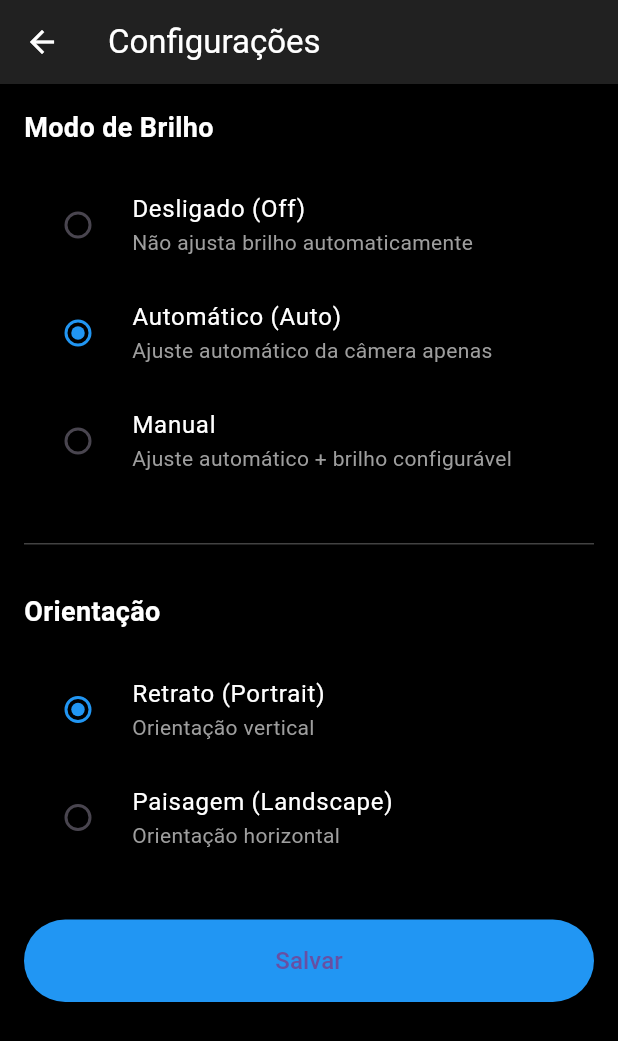
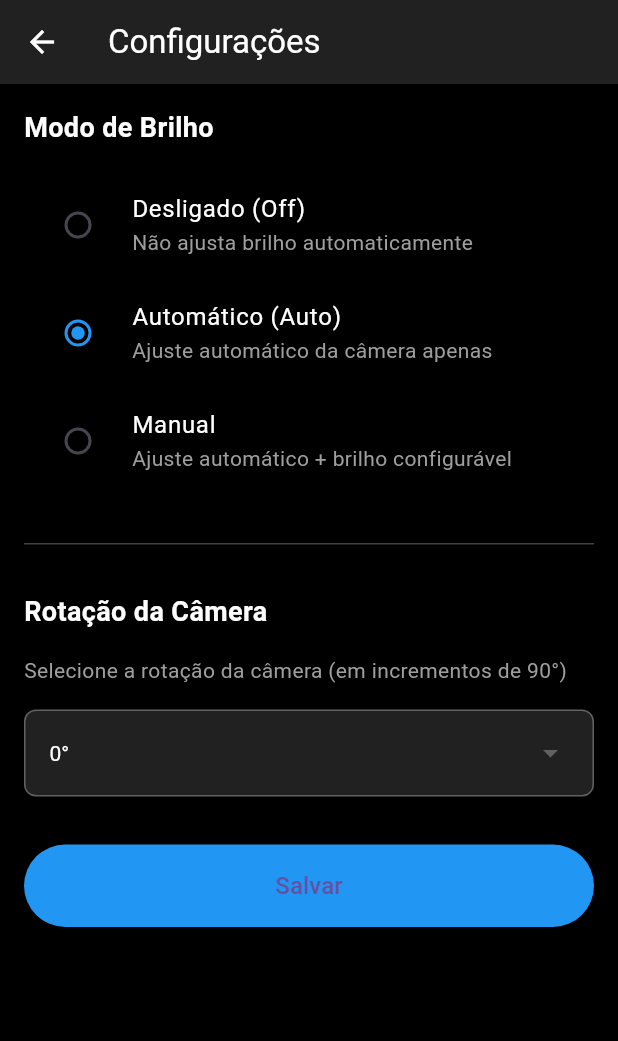
Before and after one commit to caio-pellegrini/appfacial, a Flutter app: the screen it shows after launch, after a tap on the "settings" icon, on a phone screen of 412 x 824 dp. Shown: the top 1041 px of the screen. Run offline on Flutter 3.47's test engine with Material 3 defaults, Android fonts, the phone set to English and light mode, and no system bars; our stand-ins replace shared_preferences; missing offline and left inert: camerawesome, google_mlkit_face_detection.

Commit message:
test: implement rotatebox, but have bugs in rotation

```diff
--- a/lib/main.dart
+++ b/lib/main.dart
@@ -57,19 +57,8 @@ extension MLKitUtils on AnalysisImage {
 void main() async {
   WidgetsFlutterBinding.ensureInitialized();
 
-  final prefs = await SharedPreferences.getInstance();
-  final orientationIndex =
-      prefs.getInt('appOrientation') ?? AppOrientation.portrait.index;
-  final savedOrientation = AppOrientation.values[orientationIndex];
-
-  if (savedOrientation == AppOrientation.portrait) {
-    SystemChrome.setPreferredOrientations([DeviceOrientation.portraitUp]);
-  } else {
-    SystemChrome.setPreferredOrientations([
-      DeviceOrientation.landscapeLeft,
-      DeviceOrientation.landscapeRight,
-    ]);
-  }
+  // Permitir rotação automática do dispositivo
+  // A rotação adicional configurável será aplicada via RotatedBox com _cameraRotate
 
   runApp(
     const MaterialApp(
@@ -131,7 +120,7 @@ class _FaceAwareCameraState extends State<FaceAwareCamera> {
 
   BrightnessModeConfig _brightnessMode = BrightnessModeConfig.auto;
   double _brightnessPercent = 0.0;
-  AppOrientation _currentOrientation = AppOrientation.portrait;
+  int _cameraRotate = 0;
 
   double _brightnessPercentToValue(double percent) {
     return ((percent + 100.0) / 200.0).clamp(0.0, 1.0);
@@ -159,28 +148,13 @@ class _FaceAwareCameraState extends State<FaceAwareCamera> {
     final prefs = await SharedPreferences.getInstance();
     final modeIndex = prefs.getInt('brightnessMode') ?? BrightnessModeConfig.auto.index;
     final brightnessPercent = prefs.getDouble('brightnessPercent') ?? 0.0;
-
-    final orientationIndex =
-        prefs.getInt('appOrientation') ?? AppOrientation.portrait.index;
+    final cameraRotate = prefs.getInt('cameraRotate') ?? 0;
 
     setState(() {
       _brightnessMode = BrightnessModeConfig.values[modeIndex];
       _brightnessPercent = brightnessPercent.clamp(-100.0, 100.0);
-      _currentOrientation = AppOrientation.values[orientationIndex];
+      _cameraRotate = cameraRotate.clamp(0, 3);
     });
-
-    _applyOrientation(_currentOrientation);
-  }
-
-  void _applyOrientation(AppOrientation orientation) {
-    if (orientation == AppOrientation.portrait) {
-      SystemChrome.setPreferredOrientations([DeviceOrientation.portraitUp]);
-    } else {
-      SystemChrome.setPreferredOrientations([
-        DeviceOrientation.landscapeLeft,
-        DeviceOrientation.landscapeRight,
-      ]);
-    }
   }
 
   Widget _buildCameraLayout(CameraState state, AnalysisPreview preview) {
@@ -198,7 +172,7 @@ class _FaceAwareCameraState extends State<FaceAwareCamera> {
         builder: (context) => SettingsScreen(
           currentMode: _brightnessMode,
           currentOffset: _brightnessPercent,
-          currentOrientation: _currentOrientation,
+          currentCameraRotate: _cameraRotate,
         ),
       ),
     );
@@ -206,17 +180,15 @@ class _FaceAwareCameraState extends State<FaceAwareCamera> {
     if (result != null) {
       final newMode = result['mode'] as BrightnessModeConfig;
       final newBrightness = result['offset'] as double;
-      final newOrientation = result['orientation'] as AppOrientation;
+      final newCameraRotate = result['cameraRotate'] as int;
 
-      if (_currentOrientation != newOrientation) {
-        _applyOrientation(newOrientation);
-      }
-
+      if (mounted) {
         setState(() {
           _brightnessMode = newMode;
           _brightnessPercent = newBrightness.clamp(-100.0, 100.0);
-        _currentOrientation = newOrientation;
+          _cameraRotate = newCameraRotate.clamp(0, 3);
         });
+      }
     }
   }
 
@@ -270,23 +242,52 @@ class _FaceAwareCameraState extends State<FaceAwareCamera> {
     var x = faceRect.center.dx / imageSize.width;
     var y = faceRect.center.dy / imageSize.height;
 
-    bool isLandscape = _currentOrientation == AppOrientation.landscape;
-
+    // Ajustar coordenadas baseado na rotação da câmera
+    // Cada quarterTurns representa 90 graus de rotação
     if (Platform.isAndroid) {
-      if (isLandscape) {
+      // Para Android, aplicar transformações baseadas em _cameraRotate
+      switch (_cameraRotate) {
+        case 0: // 0° - sem rotação
+          double tempX = x;
+          x = y;
+          y = 1.0 - tempX;
+          break;
+        case 1: // 90° - sentido horário
           double tempX = x;
           x = 1.0 - y;
           y = tempX;
-      } else {
+          break;
+        case 2: // 180°
+          double tempX = x;
+          x = 1.0 - y;
+          y = 1.0 - tempX;
+          break;
+        case 3: // 270° (ou -90°)
+          double tempX = x;
+          x = y;
+          y = tempX;
+          break;
+      }
+    } else if (Platform.isIOS) {
+      // Para iOS, aplicar transformações baseadas em _cameraRotate
+      switch (_cameraRotate) {
+        case 0: // 0° - sem rotação
+          // Sem transformação adicional
+          break;
+        case 1: // 90° - sentido horário
           double tempX = x;
           x = y;
           y = 1.0 - tempX;
-      }
-    } else if (Platform.isIOS) {
-      if (isLandscape) {
+          break;
+        case 2: // 180°
+          x = 1.0 - x;
+          y = 1.0 - y;
+          break;
+        case 3: // 270° (ou -90°)
           double tempX = x;
-        x = y;
-        y = 1.0 - tempX;
+          x = 1.0 - y;
+          y = tempX;
+          break;
       }
     }
 
@@ -440,7 +441,9 @@ class _FaceAwareCameraState extends State<FaceAwareCamera> {
       body: Stack(
         fit: StackFit.expand,
         children: [
-          CameraAwesomeBuilder.custom(
+          RotatedBox(
+            quarterTurns: _cameraRotate,
+            child: CameraAwesomeBuilder.custom(
               saveConfig: SaveConfig.photo(),
               previewFit: CameraPreviewFit.contain,
               sensorConfig: SensorConfig.single(
@@ -460,6 +463,7 @@ class _FaceAwareCameraState extends State<FaceAwareCamera> {
               builder: (CameraState state, AnalysisPreview preview) {
                 return _buildCameraLayout(state, preview);
               },
+            ),
           ),
           if (_brightnessJustApplied)
             Center(
@@ -615,9 +619,7 @@ class FaceContourPainter extends CustomPainter {
       }
     }
 
-    if (canvasTransformation != null) {
-      canvas.restore();
-    }
+    if (canvasTransformation != null) { canvas.restore(); }
   }
 
   @override
--- a/lib/settings_screen.dart
+++ b/lib/settings_screen.dart
@@ -4,18 +4,16 @@ import 'package:shared_preferences/shared_preferences.dart';
 
 enum BrightnessModeConfig { off, auto, manual }
 
-enum AppOrientation { portrait, landscape }
-
 class SettingsScreen extends StatefulWidget {
   final BrightnessModeConfig currentMode;
   final double currentOffset;
-  final AppOrientation currentOrientation;
+  final int currentCameraRotate;
 
   const SettingsScreen({
     Key? key,
     required this.currentMode,
     required this.currentOffset,
-    required this.currentOrientation,
+    required this.currentCameraRotate,
   }) : super(key: key);
 
   @override
@@ -25,27 +23,27 @@ class SettingsScreen extends StatefulWidget {
 class _SettingsScreenState extends State<SettingsScreen> {
   late BrightnessModeConfig _selectedMode;
   late double _offsetValue;
-  late AppOrientation _selectedOrientation;
+  late int _cameraRotate;
 
   @override
   void initState() {
     super.initState();
     _selectedMode = widget.currentMode;
     _offsetValue = widget.currentOffset;
-    _selectedOrientation = widget.currentOrientation;
+    _cameraRotate = widget.currentCameraRotate.clamp(0, 3);
   }
 
   Future<void> _saveSettings() async {
     final prefs = await SharedPreferences.getInstance();
     await prefs.setInt('brightnessMode', _selectedMode.index);
     await prefs.setDouble('brightnessPercent', _offsetValue);
-    await prefs.setInt('appOrientation', _selectedOrientation.index);
+    await prefs.setInt('cameraRotate', _cameraRotate);
 
     if (mounted) {
       Navigator.pop(context, {
         'mode': _selectedMode,
         'offset': _offsetValue,
-        'orientation': _selectedOrientation,
+        'cameraRotate': _cameraRotate,
       });
     }
   }
@@ -168,7 +166,7 @@ class _SettingsScreenState extends State<SettingsScreen> {
           Divider(color: Colors.grey[800], height: 1),
           SizedBox(height: 32),
           Text(
-            'Orientação',
+            'Rotação da Câmera',
             style: TextStyle(
               color: Colors.white,
               fontSize: 18,
@@ -176,45 +174,53 @@ class _SettingsScreenState extends State<SettingsScreen> {
             ),
           ),
           SizedBox(height: 16),
-
-          // Opção Portrait
-          RadioListTile<AppOrientation>(
-            title: Text(
-              'Retrato (Portrait)',
+          Text(
+            'Selecione a rotação da câmera (em incrementos de 90°)',
+            style: TextStyle(
+              color: Colors.grey,
+              fontSize: 14,
+            ),
+          ),
+          SizedBox(height: 16),
+          Container(
+            padding: EdgeInsets.symmetric(horizontal: 16, vertical: 4),
+            decoration: BoxDecoration(
+              color: Colors.grey[900],
+              borderRadius: BorderRadius.circular(8),
+              border: Border.all(color: Colors.grey[700]!),
+            ),
+            child: DropdownButton<int>(
+              value: _cameraRotate,
+              isExpanded: true,
+              dropdownColor: Colors.grey[900],
               style: TextStyle(color: Colors.white),
+              underline: SizedBox(),
+              items: [
+                DropdownMenuItem<int>(
+                  value: 0,
+                  child: Text('0°'),
                 ),
-            subtitle: Text(
-              'Orientação vertical',
-              style: TextStyle(color: Colors.grey),
+                DropdownMenuItem<int>(
+                  value: 1,
+                  child: Text('90°'),
                 ),
-            value: AppOrientation.portrait,
-            groupValue: _selectedOrientation,
-            activeColor: Colors.blue,
+                DropdownMenuItem<int>(
+                  value: 2,
+                  child: Text('180°'),
+                ),
+                DropdownMenuItem<int>(
+                  value: 3,
+                  child: Text('270°'),
+                ),
+              ],
               onChanged: (value) {
+                if (value != null) {
                   setState(() {
-                _selectedOrientation = value!;
+                    _cameraRotate = value;
                   });
+                }
               },
             ),
-
-          // Opção Landscape
-          RadioListTile<AppOrientation>(
-            title: Text(
-              'Paisagem (Landscape)',
-              style: TextStyle(color: Colors.white),
-            ),
-            subtitle: Text(
-              'Orientação horizontal',
-              style: TextStyle(color: Colors.grey),
-            ),
-            value: AppOrientation.landscape,
-            groupValue: _selectedOrientation,
-            activeColor: Colors.blue,
-            onChanged: (value) {
-              setState(() {
-                _selectedOrientation = value!;
-              });
-            },
           ),
 
           SizedBox(height: 32),
```
Also changed, not shown: 2 other files. Lines whose indentation alone changed are shown as unchanged.
